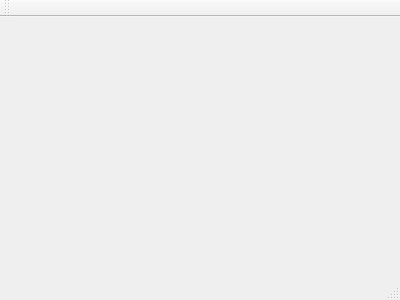
Qt form OboeWindow.ui (peternogg/OboePodcastPlayer) before a commit.
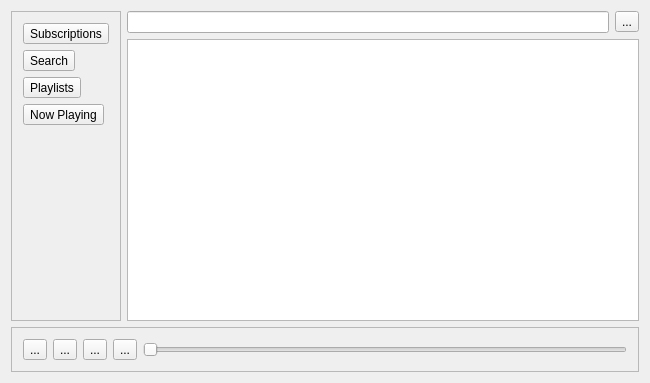
The same form after that commit. The open tabs and pages were chosen to show the change.

Commit message:
UI Sketch in place, with navigation interactions
General outline of UI layout is in place. Most things live in the
central stack, and the side buttons move between pages. They'll
need icons, rather than the text they have now.

```diff
--- a/OboeWindow.ui
+++ b/OboeWindow.ui
@@ -1,24 +1,235 @@
 <ui version="4.0">
  <class>OboeWindow</class>
- <widget class="QMainWindow" name="OboeWindow" >
-  <property name="geometry" >
+ <widget class="QMainWindow" name="OboeWindow">
+  <property name="geometry">
    <rect>
     <x>0</x>
     <y>0</y>
-    <width>400</width>
-    <height>300</height>
+    <width>650</width>
+    <height>383</height>
    </rect>
   </property>
   <property name="windowTitle" >
    <string>OboeWindow</string>
   </property>
-  <widget class="QMenuBar" name="menuBar" />
-  <widget class="QToolBar" name="mainToolBar" />
-  <widget class="QWidget" name="centralWidget" />
-  <widget class="QStatusBar" name="statusBar" />
+  <widget class="QWidget" name="centralWidget">
+   <layout class="QGridLayout" name="gridLayout">
+    <item row="0" column="1">
+     <widget class="QStackedWidget" name="stackedWidget">
+      <widget class="QWidget" name="SubscriptionsPage">
+       <layout class="QHBoxLayout" name="horizontalLayout_2">
+        <property name="spacing">
+         <number>0</number>
+        </property>
+        <property name="leftMargin">
+         <number>0</number>
+        </property>
+        <property name="topMargin">
+         <number>0</number>
+        </property>
+        <property name="rightMargin">
+         <number>0</number>
+        </property>
+        <property name="bottomMargin">
+         <number>0</number>
+        </property>
+        <item>
+         <widget class="QListView" name="subscriptionsList"/>
+        </item>
+       </layout>
+      </widget>
+      <widget class="QWidget" name="SearchPage">
+       <layout class="QGridLayout" name="gridLayout_2">
+        <property name="leftMargin">
+         <number>0</number>
+        </property>
+        <property name="topMargin">
+         <number>0</number>
+        </property>
+        <property name="rightMargin">
+         <number>0</number>
+        </property>
+        <property name="bottomMargin">
+         <number>0</number>
+        </property>
+        <item row="0" column="0">
+         <widget class="QLineEdit" name="searchEntry"/>
+        </item>
+        <item row="0" column="1">
+         <widget class="QToolButton" name="searchStart">
+          <property name="text">
+           <string>...</string>
+          </property>
+         </widget>
+        </item>
+        <item row="1" column="0" colspan="2">
+         <widget class="QListView" name="listView"/>
+        </item>
+       </layout>
+      </widget>
+      <widget class="QWidget" name="PlaylistsPage">
+       <layout class="QVBoxLayout" name="verticalLayout_2">
+        <item>
+         <widget class="QListView" name="playlistsList"/>
+        </item>
+       </layout>
+      </widget>
+      <widget class="QWidget" name="SummaryPage">
+       <layout class="QHBoxLayout" name="horizontalLayout_3">
+        <item>
+         <widget class="QLabel" name="label">
+          <property name="text">
+           <string>Summary Page</string>
+          </property>
+         </widget>
+        </item>
+       </layout>
+      </widget>
+      <widget class="QWidget" name="NowPlayingPage">
+       <layout class="QVBoxLayout" name="verticalLayout_3">
+        <item>
+         <widget class="QListView" name="listView_2"/>
+        </item>
+       </layout>
+      </widget>
+     </widget>
+    </item>
+    <item row="0" column="0">
+     <widget class="QFrame" name="navPane">
+      <property name="frameShape">
+       <enum>QFrame::StyledPanel</enum>
+      </property>
+      <property name="frameShadow">
+       <enum>QFrame::Raised</enum>
+      </property>
+      <layout class="QVBoxLayout" name="verticalLayout">
+       <item>
+        <widget class="QToolButton" name="navSubscriptions">
+         <property name="text">
+          <string>Subscriptions</string>
+         </property>
+        </widget>
+       </item>
+       <item>
+        <widget class="QToolButton" name="navSearch">
+         <property name="text">
+          <string>Search</string>
+         </property>
+        </widget>
+       </item>
+       <item>
+        <widget class="QToolButton" name="navPlaylists">
+         <property name="text">
+          <string>Playlists</string>
+         </property>
+        </widget>
+       </item>
+       <item>
+        <widget class="QToolButton" name="navNowPlaying">
+         <property name="text">
+          <string>Now Playing</string>
+         </property>
+        </widget>
+       </item>
+       <item>
+        <spacer name="verticalSpacer">
+         <property name="orientation">
+          <enum>Qt::Vertical</enum>
+         </property>
+         <property name="sizeHint" stdset="0">
+          <size>
+           <width>20</width>
+           <height>40</height>
+          </size>
+         </property>
+        </spacer>
+       </item>
+      </layout>
+     </widget>
+    </item>
+    <item row="1" column="0" colspan="2">
+     <widget class="QFrame" name="nowPlayingPane">
+      <property name="frameShape">
+       <enum>QFrame::StyledPanel</enum>
+      </property>
+      <property name="frameShadow">
+       <enum>QFrame::Raised</enum>
+      </property>
+      <layout class="QHBoxLayout" name="horizontalLayout">
+       <item>
+        <widget class="QToolButton" name="jumpBack">
+         <property name="text">
+          <string>...</string>
+         </property>
+        </widget>
+       </item>
+       <item>
+        <widget class="QToolButton" name="pausePlay">
+         <property name="text">
+          <string>...</string>
+         </property>
+        </widget>
+       </item>
+       <item>
+        <widget class="QToolButton" name="jumpForward">
+         <property name="text">
+          <string>...</string>
+         </property>
+        </widget>
+       </item>
+       <item>
+        <widget class="QToolButton" name="skipCurrent">
+         <property name="text">
+          <string>...</string>
+         </property>
+        </widget>
+       </item>
+       <item>
+        <widget class="QSlider" name="horizontalSlider">
+         <property name="orientation">
+          <enum>Qt::Horizontal</enum>
+         </property>
+        </widget>
+       </item>
+      </layout>
+     </widget>
+    </item>
+   </layout>
+  </widget>
+  <action name="goToSubscriptions">
+   <property name="text">
+    <string>Go To Subscriptions Page</string>
+   </property>
+   <property name="toolTip">
+    <string>Go to the subscriptions information page</string>
+   </property>
+  </action>
+  <action name="goToSearch">
+   <property name="text">
+    <string>Go To Search</string>
+   </property>
+   <property name="toolTip">
+    <string>Go to the search page</string>
+   </property>
+  </action>
+  <action name="goToPlaylists">
+   <property name="text">
+    <string>Go To Playlists</string>
+   </property>
+   <property name="toolTip">
+    <string>Go to the playlists information page</string>
+   </property>
+  </action>
+  <action name="goToNowPlaying">
+   <property name="text">
+    <string>Go To Now Playing</string>
+   </property>
+   <property name="toolTip">
+    <string>Go to the now playing screen</string>
+   </property>
+  </action>
  </widget>
- <layoutDefault spacing="6" margin="11" />
- <pixmapfunction></pixmapfunction>
+ <layoutdefault spacing="6" margin="11"/>
  <resources/>
  <connections/>
 </ui>
```
Left out of the diff: 3 changed lines with no effect on the pictures. The commit also changes 1 other file.
